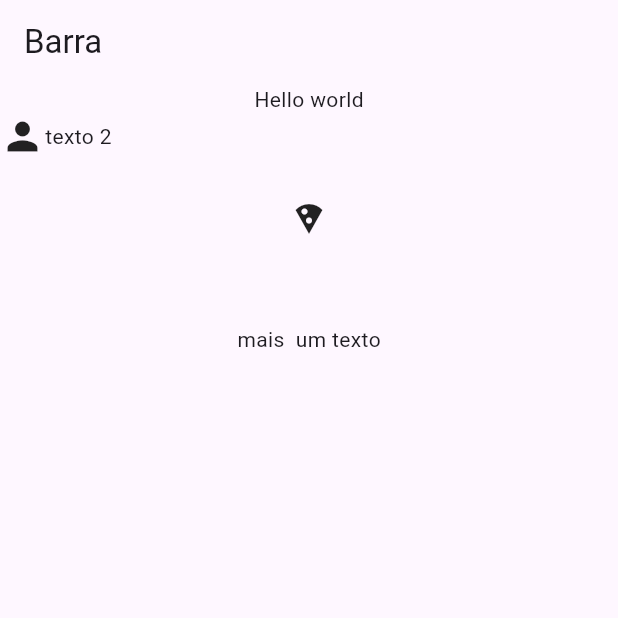
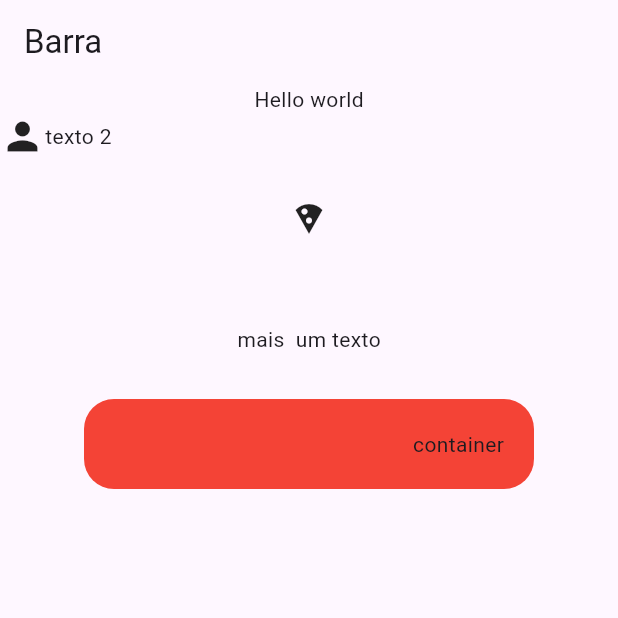
Before and after one commit to abraaobb/flutter_my_first_project, a Flutter app: the screen it shows after launch, on a phone screen of 412 x 824 dp, the top half of it. Run offline on Flutter 3.47's test engine with Material 3 defaults, Android fonts, the phone set to English and light mode, and no system bars.

Commit message:
container widget

```diff
--- a/lib/main.dart
+++ b/lib/main.dart
@@ -28,10 +28,10 @@ class MyHomePage extends StatelessWidget {
       appBar: AppBar(
         title: const Text('Barra'),
       ),
-      body: const Column(
+      body: Column(
         children: <Widget>[
-          Text('Hello world'),
-          Row(
+          const Text('Hello world'),
+          const Row(
             children: [
               Icon(
                 Icons.person,
@@ -40,15 +40,24 @@ class MyHomePage extends StatelessWidget {
               Text('texto 2'),
             ],
           ),
-          SizedBox(
+          const SizedBox(
             width: 300,
             height: 80,
             child: Icon(Icons.local_pizza),
           ),
-          Padding(
+          const Padding(
             padding: EdgeInsets.all(30),
             child: Text('mais  um texto'),
-          )
+          ),
+          Container(
+            alignment: Alignment.topRight,
+            padding: const EdgeInsets.all(20),
+            decoration: const BoxDecoration(
+                color: Colors.red,
+                borderRadius: BorderRadius.all(Radius.circular(20))),
+            width: 300,
+            child: const Text('container'),
+          ),
         ],
       ),
     );
```
